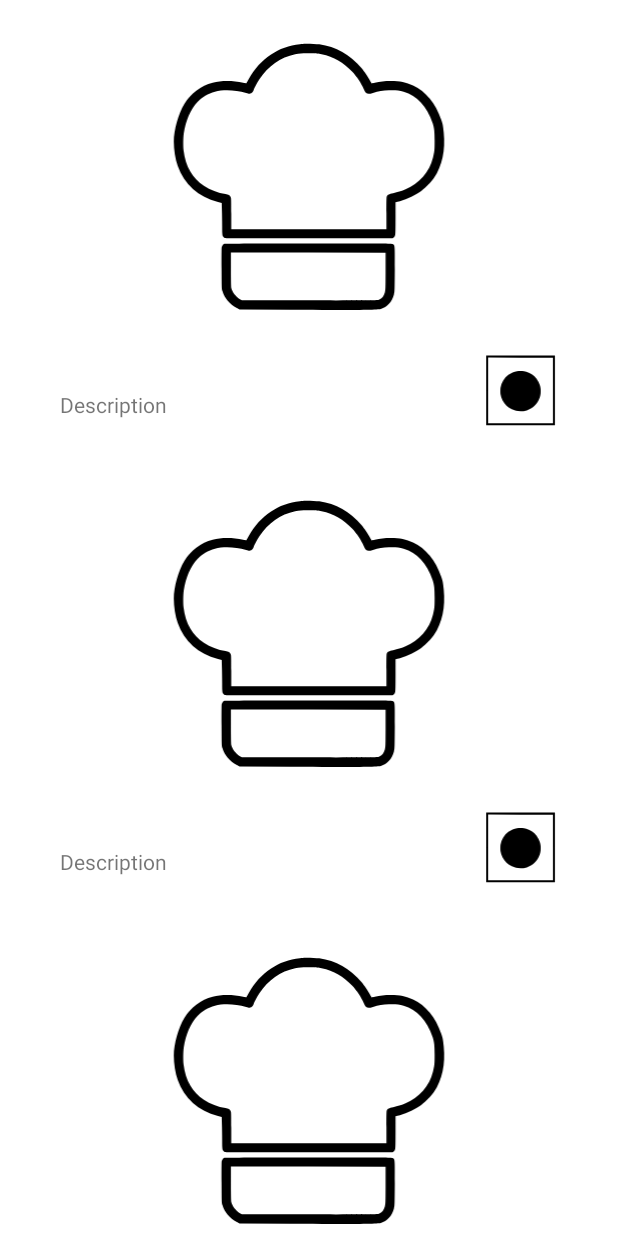
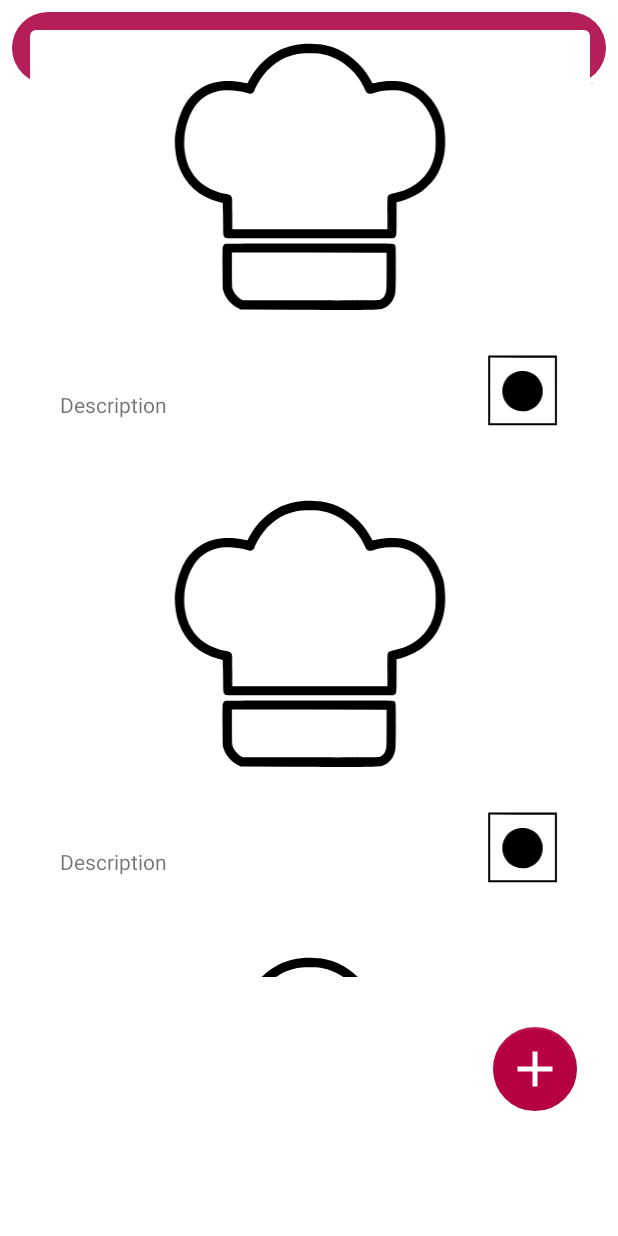
Before and after one commit to app-src/EzyBites, an Android app: the layout fragment_recipe.xml on its own in the app's theme, with its tools: preview values and no code run, on a phone screen of 412 x 824 dp. Run offline under Robolectric (Android 15) with nearby library versions, the phone set to English and light mode, and no system bars.

Commit message:
Adding Post Page

```diff
--- a/app/src/main/AndroidManifest.xml
+++ b/app/src/main/AndroidManifest.xml
@@ -16,6 +16,9 @@
         android:theme="@style/Theme.EzyBites">
         <activity
             android:name=".Screens.AddPostActivity"
+            android:exported="false" />
+        <activity
+            android:name=".Screens.AddPostScreen"
             android:exported="false" />
         <activity
             android:name=".Screens.OtpActivity"
--- a/app/src/main/java/io/github/ashishthehulk/ezybites/Fragments/CommunityFragment.java
+++ b/app/src/main/java/io/github/ashishthehulk/ezybites/Fragments/CommunityFragment.java
@@ -76,7 +76,7 @@ public class CommunityFragment extends Fragment {
         // Inflate the layout for this fragment
         View view =  inflater.inflate(R.layout.fragment_community, container, false);
 
-        searchView = view.findViewById(R.id.search_post);
+        searchView = view.findViewById(R.id.search_recipe);
         refreshView = view.findViewById(R.id.refreshView);
         postRecyclerView = view.findViewById(R.id.postRecyclerView);
         spin_fab = view.findViewById(R.id.spin_fab);
--- a/app/src/main/res/layout/fragment_community.xml
+++ b/app/src/main/res/layout/fragment_community.xml
@@ -15,7 +15,7 @@
         app:layout_constraintStart_toStartOf="parent"
         app:layout_constraintEnd_toEndOf="parent"
         app:layout_constraintTop_toTopOf="parent"
-        android:id="@+id/search_post"
+        android:id="@+id/search_recipe"
         android:iconifiedByDefault="false"
         android:layout_margin="8dp"
         app:tint="@color/white"
@@ -34,7 +34,7 @@
         app:layout_constraintBottom_toBottomOf="parent"
         app:layout_constraintEnd_toEndOf="parent"
         app:layout_constraintStart_toStartOf="parent"
-        app:layout_constraintTop_toBottomOf="@+id/search_post" >
+        app:layout_constraintTop_toBottomOf="@+id/search_recipe" >
 
         <androidx.recyclerview.widget.RecyclerView
             android:id="@+id/postRecyclerView"
--- a/app/src/main/res/layout/fragment_recipe.xml
+++ b/app/src/main/res/layout/fragment_recipe.xml
@@ -7,20 +7,62 @@
     android:layout_width="match_parent"
     android:layout_height="match_parent">
 
-    <androidx.recyclerview.widget.RecyclerView
-        android:layout_height="match_parent"
+    <SearchView
+        android:id="@+id/search_recipe"
         android:layout_width="match_parent"
-        android:orientation="vertical"
-        tools:listitem="@layout/cardlayout"
-        app:layout_constraintTop_toTopOf="parent"
+        android:layout_height="wrap_content"
+        android:layout_margin="8dp"
+        android:background="@drawable/round_corner"
+        android:iconifiedByDefault="false"
+        android:queryHint="Search"
+        android:textSize="18dp"
         app:layout_constraintEnd_toEndOf="parent"
         app:layout_constraintStart_toStartOf="parent"
-        app:layout_constraintBottom_toBottomOf="parent">
+        app:layout_constraintTop_toTopOf="parent"
+        app:tint="@color/white"
 
+        >
+
+    </SearchView>
+
+    <androidx.recyclerview.widget.RecyclerView
+        android:id="@+id/recyclerView"
+        android:layout_width="413dp"
+        android:layout_height="651dp"
+        android:orientation="vertical"
+        tools:layout_editor_absoluteX="-2dp"
+        tools:layout_editor_absoluteY="80dp"
+        tools:listitem="@layout/cardlayout">
 
 
     </androidx.recyclerview.widget.RecyclerView>
 
+    <androidx.constraintlayout.widget.ConstraintLayout
+        android:layout_width="match_parent"
+        android:layout_height="match_parent">
+
+        <com.google.android.material.floatingactionbutton.FloatingActionButton
+            android:id="@+id/AddReciepe"
+            android:layout_width="wrap_content"
+            android:layout_height="wrap_content"
+            android:layout_marginStart="328dp"
+            android:layout_marginTop="638dp"
+            android:layout_marginEnd="27dp"
+            android:layout_marginBottom="37dp"
+            android:clickable="true"
+            android:src="@drawable/ic_baseline_add_24"
+            app:backgroundTint="@color/darkRed"
+            app:borderWidth="1dp"
+            app:elevation="10dp"
+            app:fabSize="normal"
+            app:layout_constraintBottom_toBottomOf="parent"
+            app:layout_constraintEnd_toEndOf="parent"
+            app:layout_constraintStart_toStartOf="parent"
+            app:layout_constraintTop_toTopOf="parent"
+            app:maxImageSize="40dp"
+            app:tint="@color/white"
+            tools:ignore="SpeakableTextPresentCheck" />
+    </androidx.constraintlayout.widget.ConstraintLayout>
 
 
 </androidx.constraintlayout.widget.ConstraintLayout>
```
Also changed, not shown: app/src/main/java/io/github/ashishthehulk/ezybites/Fragments/RecipeFragment.java (+22 -1 lines).
